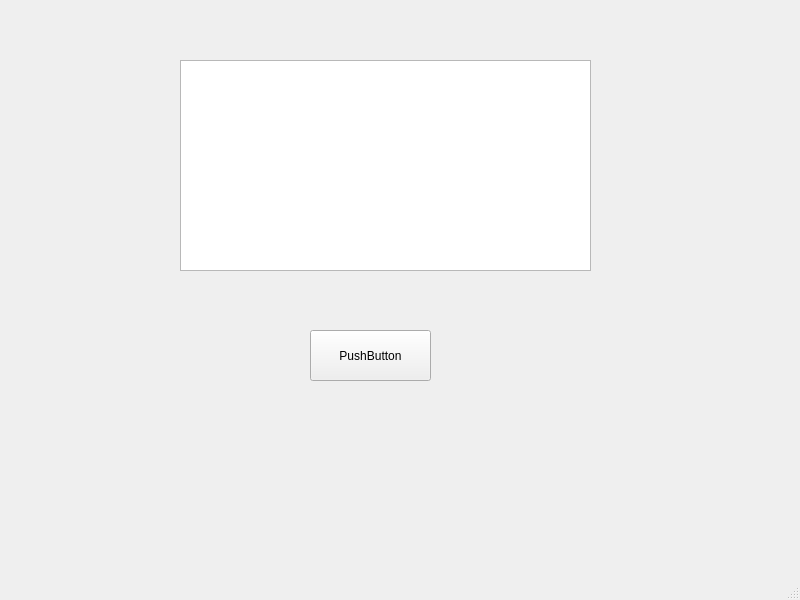
Old version of the form mainwindow.ui in the repository li8bee/Test_task.
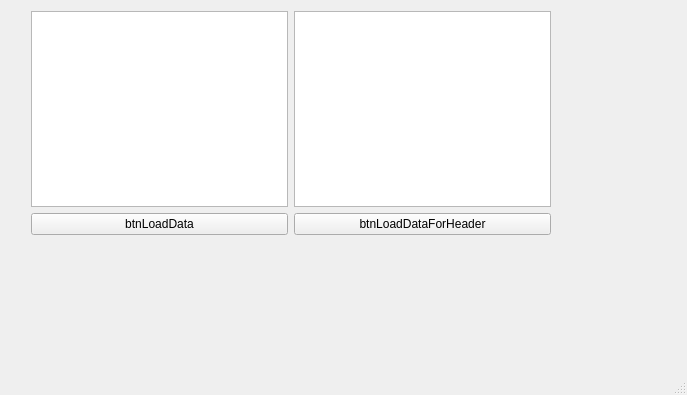
New version of the form.

What changed in the file:
```diff
--- a/mainwindow.ui
+++ b/mainwindow.ui
@@ -6,36 +6,45 @@
    <rect>
     <x>0</x>
     <y>0</y>
-    <width>800</width>
-    <height>600</height>
+    <width>687</width>
+    <height>395</height>
    </rect>
   </property>
   <property name="windowTitle">
    <string>MainWindow</string>
   </property>
   <widget class="QWidget" name="centralwidget">
-   <widget class="QTableWidget" name="tableWidget">
+   <widget class="QWidget" name="">
     <property name="geometry">
      <rect>
-      <x>180</x>
-      <y>60</y>
-      <width>411</width>
-      <height>211</height>
+      <x>31</x>
+      <y>11</y>
+      <width>520</width>
+      <height>224</height>
      </rect>
     </property>
-   </widget>
-   <widget class="QPushButton" name="pushButton">
-    <property name="geometry">
-     <rect>
-      <x>310</x>
-      <y>330</y>
-      <width>121</width>
-      <height>51</height>
-     </rect>
-    </property>
-    <property name="text">
-     <string>PushButton</string>
-    </property>
+    <layout class="QGridLayout" name="gridLayout">
+     <item row="0" column="0">
+      <widget class="QTableView" name="tableViewHeaders"/>
+     </item>
+     <item row="0" column="1">
+      <widget class="QTableView" name="tableViewData"/>
+     </item>
+     <item row="1" column="0">
+      <widget class="QPushButton" name="btnLoadData">
+       <property name="text">
+        <string>btnLoadData</string>
+       </property>
+      </widget>
+     </item>
+     <item row="1" column="1">
+      <widget class="QPushButton" name="btnLoadDataForHeader">
+       <property name="text">
+        <string>btnLoadDataForHeader</string>
+       </property>
+      </widget>
+     </item>
+    </layout>
    </widget>
   </widget>
   <widget class="QMenuBar" name="menubar">
```
Left out of the diff: 2 changed lines with no effect on the pictures.
